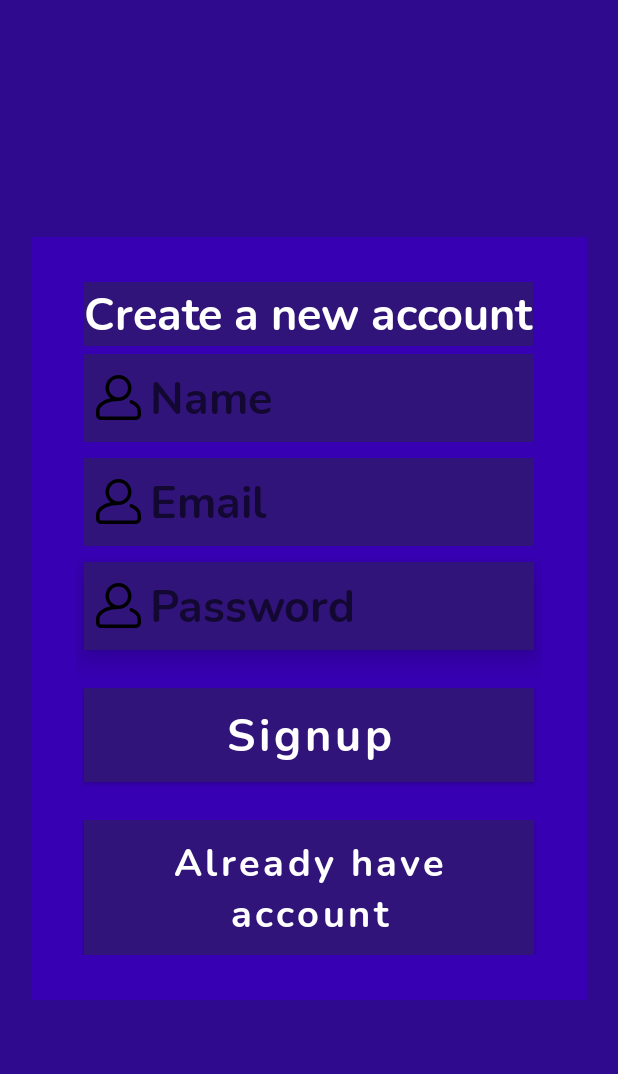
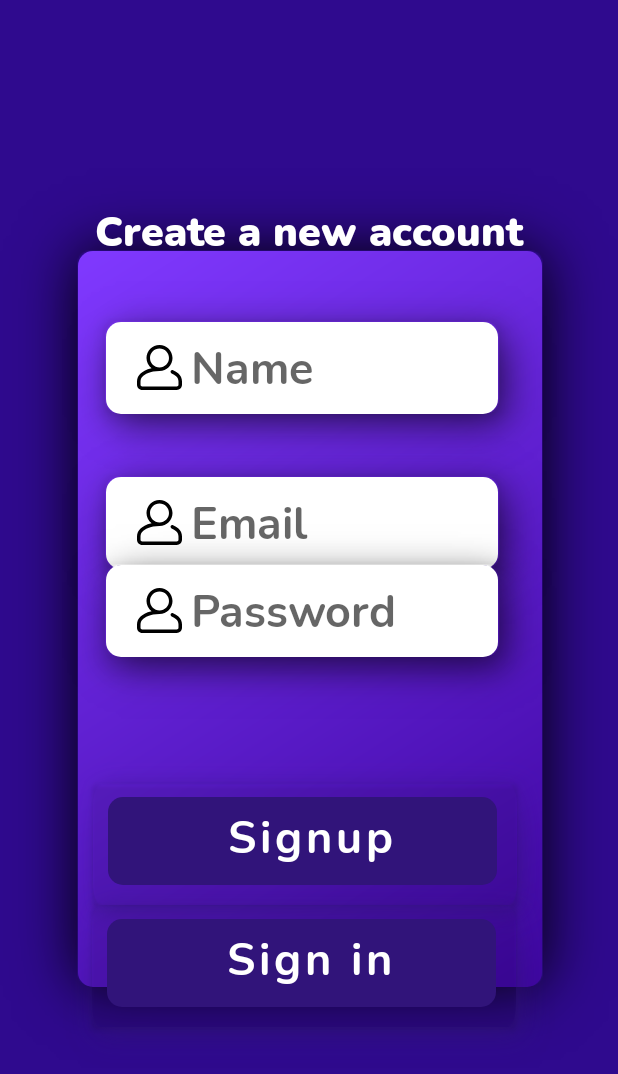
Before and after one commit to riteshknayak/MasterQ, an Android app: the layout activity_signup.xml on its own in the app's theme, with its tools: preview values and no code run, on a phone screen of 412 x 824 dp. Shown: the top 1074 px of the screen. Run offline under Robolectric (Android 15) with nearby library versions, the phone set to English and light mode, and no system bars.

Commit message:
Improved Signup UI found an error   java.lang.IllegalArgumentException: Given String is empty or null

```diff
--- a/app/src/main/AndroidManifest.xml
+++ b/app/src/main/AndroidManifest.xml
@@ -14,19 +14,14 @@
         <activity android:name=".MainActivity">
         </activity>
         <activity android:name=".SignupActivity">
-           <!-- <intent-filter>
-                <action android:name="android.intent.action.MAIN" />
-
-                <category android:name="android.intent.category.LAUNCHER" />
-            </intent-filter>-->
-        </activity>
-        <activity android:name=".LoginActivity">
             <intent-filter>
                 <action android:name="android.intent.action.MAIN" />
 
                 <category android:name="android.intent.category.LAUNCHER" />
             </intent-filter>
         </activity>
+        <activity android:name=".LoginActivity">
+        </activity>
     </application>
 
 </manifest>
--- a/app/src/main/java/com/riteshknayak/masterq/SignupActivity.java
+++ b/app/src/main/java/com/riteshknayak/masterq/SignupActivity.java
@@ -39,6 +39,13 @@ public class SignupActivity extends AppCompatActivity {
         binding.signupBtn.setOnClickListener(v -> {
             String email, pass, name;
 
+            if(binding.emailBtn.getText() == null || binding.passwordBox.getText() ==null || binding.nameBox.getText() == null) {
+                Toast.makeText(SignupActivity.this, "Please provide the required data", Toast.LENGTH_SHORT).show();
+            }else{
+
+                Toast.makeText(SignupActivity.this,binding.emailBtn.getText().toString() , Toast.LENGTH_SHORT).show();
+
+
                 email = binding.emailBtn.getText().toString();
                 pass = binding.passwordBox.getText().toString();
                 name = binding.nameBox.getText().toString();
@@ -69,6 +76,7 @@ public class SignupActivity extends AppCompatActivity {
                         Toast.makeText(SignupActivity.this, Objects.requireNonNull(task.getException()).getLocalizedMessage(), Toast.LENGTH_SHORT).show();
                     }
                 });
+            }
         });
         binding.signinBtn.setOnClickListener(v -> startActivity(new Intent(SignupActivity.this, LoginActivity.class)));
 
--- a/app/src/main/res/layout/activity_signup.xml
+++ b/app/src/main/res/layout/activity_signup.xml
@@ -9,10 +9,123 @@
 
     <!--    xmlns:tools="http://schemas.android.com/tools"-->
 
-    <LinearLayout
+    <TextView
+        android:id="@+id/textView6"
         android:layout_width="wrap_content"
         android:layout_height="wrap_content"
-        android:background="@color/purple_700"
+        android:elevation="5dp"
+        android:fontFamily="@font/nunito_black"
+        android:text="@string/create_a_new_account"
+        android:textColor="@color/white"
+        android:textSize="27sp"
+        app:layout_constraintBottom_toBottomOf="@+id/linearLayout3"
+        app:layout_constraintEnd_toEndOf="parent"
+        app:layout_constraintStart_toStartOf="parent"
+        app:layout_constraintTop_toTopOf="parent"
+        app:layout_constraintVertical_bias="0.19999999" />
+
+    <EditText
+        android:id="@+id/nameBox"
+        android:layout_width="330dp"
+        android:layout_height="130dp"
+        android:autofillHints="Name"
+        android:background="@drawable/edittext_background"
+        android:drawableStart="@drawable/ic_user"
+        android:drawablePadding="6dp"
+        android:elevation="5dp"
+        android:fontFamily="@font/nunito_bold"
+        android:hint="@string/name"
+        android:inputType="textPersonName"
+        android:paddingStart="50dp"
+        android:textColor="@color/white"
+        android:textSize="30sp"
+        app:layout_constraintBottom_toBottomOf="parent"
+        app:layout_constraintEnd_toEndOf="parent"
+        app:layout_constraintStart_toStartOf="parent"
+        app:layout_constraintTop_toTopOf="parent"
+        app:layout_constraintVertical_bias="0.26999998" />
+
+    <EditText
+        android:id="@+id/emailBtn"
+        android:layout_width="330dp"
+        android:layout_height="130dp"
+        android:autofillHints="Email"
+        android:background="@drawable/edittext_background"
+        android:drawableStart="@drawable/ic_user"
+        android:drawablePadding="6dp"
+        android:elevation="5dp"
+        android:fontFamily="@font/nunito_bold"
+        android:hint="@string/email"
+        android:inputType="textEmailAddress"
+        android:paddingStart="50dp"
+        android:textColor="@color/white"
+        android:textSize="30sp"
+        app:layout_constraintBottom_toBottomOf="@+id/linearLayout3"
+        app:layout_constraintEnd_toEndOf="parent"
+        app:layout_constraintStart_toStartOf="parent"
+        app:layout_constraintTop_toTopOf="@+id/linearLayout3"
+        app:layout_constraintVertical_bias="0.38" />
+
+    <EditText
+        android:id="@+id/passwordBox"
+        android:layout_width="330dp"
+        android:layout_height="130dp"
+        android:autofillHints="Name"
+        android:background="@drawable/edittext_background"
+        android:drawableStart="@drawable/ic_user"
+        android:drawablePadding="6dp"
+        android:elevation="10dp"
+        android:fontFamily="@font/nunito_bold"
+        android:hint="@string/password"
+        android:inputType="textPassword"
+        android:paddingStart="50dp"
+        android:textColor="@color/white"
+        android:textSize="30sp"
+        app:layout_constraintBottom_toBottomOf="@+id/linearLayout3"
+        app:layout_constraintEnd_toEndOf="parent"
+        app:layout_constraintStart_toStartOf="parent"
+        app:layout_constraintTop_toTopOf="parent"
+        app:layout_constraintVertical_bias="0.6" />
+
+    <Button
+        android:id="@+id/signupBtn"
+        android:layout_width="328dp"
+        android:layout_height="127dp"
+        android:background="@drawable/btn_background"
+        android:fontFamily="@font/nunito_bold"
+        android:paddingBottom="23dp"
+        android:text="@string/signup"
+        android:textAllCaps="false"
+        android:textSize="30sp"
+        app:layout_constraintBottom_toBottomOf="parent"
+        app:layout_constraintEnd_toEndOf="parent"
+        app:layout_constraintHorizontal_bias="0.504"
+        app:layout_constraintStart_toStartOf="parent"
+        app:layout_constraintTop_toTopOf="@+id/linearLayout3"
+        app:layout_constraintVertical_bias="0.67" />
+
+    <Button
+        android:id="@+id/signinBtn"
+        android:layout_width="328dp"
+        android:layout_height="127dp"
+        android:background="@drawable/btn_background"
+        android:fontFamily="@font/nunito_bold"
+        android:paddingBottom="23dp"
+        android:text="@string/common_signin_button_text"
+        android:textAllCaps="false"
+        android:textSize="30sp"
+        app:layout_constraintBottom_toBottomOf="parent"
+        app:layout_constraintEnd_toEndOf="parent"
+        app:layout_constraintStart_toStartOf="parent"
+        app:layout_constraintTop_toTopOf="@+id/linearLayout3"
+        app:layout_constraintVertical_bias="0.81" />
+
+    <RelativeLayout
+        android:id="@+id/linearLayout3"
+        android:layout_width="420dp"
+        android:layout_height="600dp"
+        android:background="@drawable/parent_view_background"
+        android:elevation="0dp"
         android:gravity="center_horizontal"
         android:orientation="vertical"
         android:padding="30dp"
@@ -21,85 +134,6 @@
         app:layout_constraintStart_toStartOf="parent"
         app:layout_constraintTop_toTopOf="parent">
 
-        <TextView
-            android:layout_width="wrap_content"
-            android:layout_height="wrap_content"
-            android:background="@color/purple_200"
-            android:fontFamily="@font/nunito_bold"
-            android:text="@string/create_a_new_account"
-            android:textColor="@color/white"
-            android:textSize="30sp" />
-
-        <EditText
-            android:id="@+id/nameBox"
-            android:layout_width="300dp"
-            android:layout_height="wrap_content"
-            android:layout_margin="5dp"
-            android:autofillHints="Name"
-            android:background="@color/purple_200"
-            android:drawableStart="@drawable/ic_user"
-            android:drawablePadding="6dp"
-            android:fontFamily="@font/nunito_bold"
-            android:hint="@string/name"
-            android:inputType="textPersonName"
-            android:padding="8dp"
-            android:textColor="@color/white"
-            android:textSize="30sp" />
-
-        <EditText
-            android:id="@+id/emailBtn"
-            android:layout_width="300dp"
-            android:layout_height="wrap_content"
-            android:layout_margin="5dp"
-            android:autofillHints="Email"
-            android:background="@color/purple_200"
-            android:drawableStart="@drawable/ic_user"
-            android:drawablePadding="6dp"
-            android:fontFamily="@font/nunito_bold"
-            android:hint="@string/email"
-            android:inputType="textEmailAddress"
-            android:padding="8dp"
-            android:textColor="@color/white"
-            android:textSize="30sp" />
-
-        <EditText
-            android:id="@+id/passwordBox"
-            android:layout_width="300dp"
-            android:layout_height="wrap_content"
-            android:layout_margin="5dp"
-            android:autofillHints="Name"
-            android:background="@color/purple_200"
-            android:drawableStart="@drawable/ic_user"
-            android:drawablePadding="6dp"
-            android:elevation="10dp"
-            android:fontFamily="@font/nunito_bold"
-            android:hint="@string/password"
-            android:inputType="textPassword"
-            android:padding="8dp"
-            android:textColor="@color/white"
-            android:textSize="30sp" />
-
-        <Button
-            android:id="@+id/signupBtn"
-            android:layout_width="300dp"
-            android:layout_height="wrap_content"
-            android:layout_marginTop="20dp"
-            android:background="@color/purple_200"
-            android:fontFamily="@font/nunito_bold"
-            android:text="@string/signup"
-            android:textAllCaps="false"
-            android:textSize="30sp" />
-
-        <Button
-            android:id="@+id/signinBtn"
-            android:layout_width="300dp"
-            android:layout_height="wrap_content"
-            android:layout_marginTop="25dp"
-            android:background="@color/purple_200"
-            android:fontFamily="@font/nunito_bold"
-            android:text="@string/already_have_account"
-            android:textAllCaps="false"
-            android:textSize="25sp" />
-    </LinearLayout>
+    </RelativeLayout>
 
 </androidx.constraintlayout.widget.ConstraintLayout>
```
Lines whose indentation alone changed are shown as unchanged.
